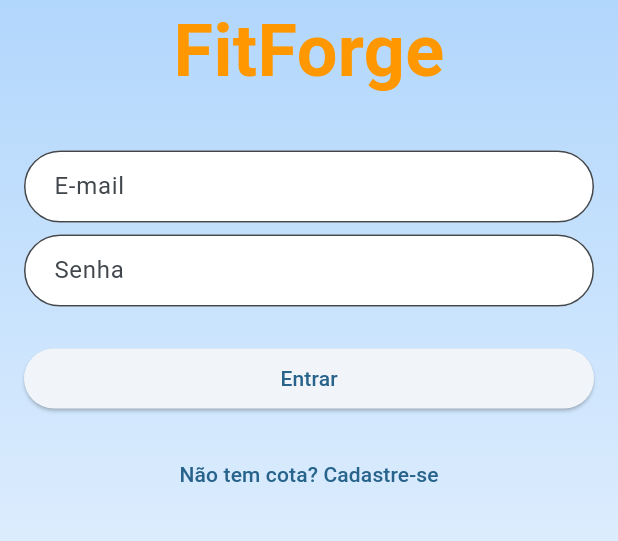
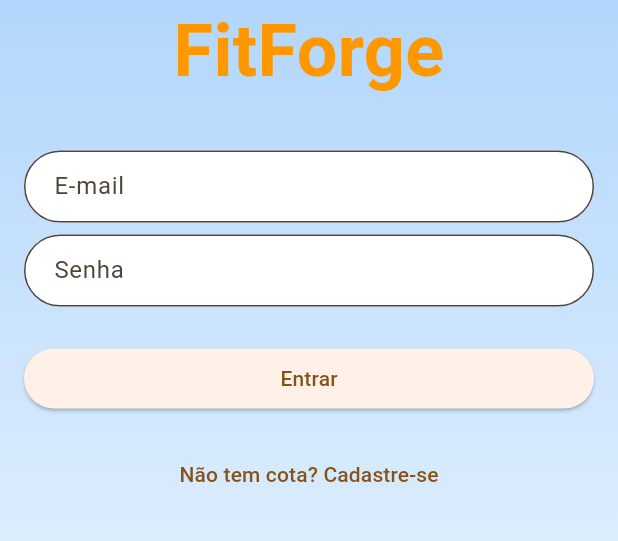
Before and after one commit to AllanGd/Flutter-Gym, a Flutter app: the screen it shows after launch, on a phone screen of 412 x 824 dp, the part 289-830 px from its top. Run offline on Flutter 3.47's test engine with Material 3 defaults, Android fonts, the phone set to English and light mode, and no system bars.

Commit message:
ColorScheme alterado

```diff
--- a/lib/main.dart
+++ b/lib/main.dart
@@ -15,7 +15,7 @@ class MyApp extends StatelessWidget {
     return MaterialApp(
       title: 'Flutter Demo',
       theme: ThemeData(
-        colorScheme: ColorScheme.fromSeed(seedColor: Colors.lightBlue),
+        colorScheme: ColorScheme.fromSeed(seedColor: Colors.orange),
         useMaterial3: true,
       ),
       home: const AutenticacaoTela(),
```
